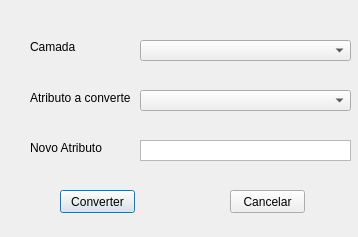
phborba/dsgtoolsop, file AngleUnitConverter/convAng_dialog_base.ui: the form before one commit.
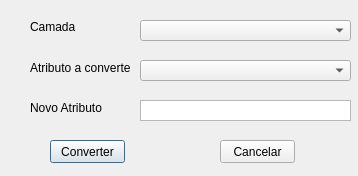
The form after the commit. Custom widgets are drawn as their Qt base class.

The edit to the form file:
```diff
--- a/AngleUnitConverter/convAng_dialog_base.ui
+++ b/AngleUnitConverter/convAng_dialog_base.ui
@@ -7,7 +7,7 @@
     <x>0</x>
     <y>0</y>
     <width>358</width>
-    <height>237</height>
+    <height>176</height>
    </rect>
   </property>
   <property name="windowTitle">
@@ -17,7 +17,7 @@
    <property name="geometry">
     <rect>
      <x>140</x>
-     <y>40</y>
+     <y>20</y>
      <width>211</width>
      <height>21</height>
     </rect>
@@ -27,7 +27,7 @@
    <property name="geometry">
     <rect>
      <x>140</x>
-     <y>90</y>
+     <y>60</y>
      <width>211</width>
      <height>21</height>
     </rect>
@@ -37,7 +37,7 @@
    <property name="geometry">
     <rect>
      <x>30</x>
-     <y>40</y>
+     <y>20</y>
      <width>47</width>
      <height>13</height>
     </rect>
@@ -50,7 +50,7 @@
    <property name="geometry">
     <rect>
      <x>30</x>
-     <y>90</y>
+     <y>60</y>
      <width>101</width>
      <height>16</height>
     </rect>
@@ -63,7 +63,7 @@
    <property name="geometry">
     <rect>
      <x>30</x>
-     <y>140</y>
+     <y>100</y>
      <width>81</width>
      <height>16</height>
     </rect>
@@ -75,8 +75,8 @@
   <widget class="QPushButton" name="okButton">
    <property name="geometry">
     <rect>
-     <x>60</x>
-     <y>190</y>
+     <x>50</x>
+     <y>140</y>
      <width>75</width>
      <height>23</height>
     </rect>
@@ -88,8 +88,8 @@
   <widget class="QPushButton" name="cancelButton">
    <property name="geometry">
     <rect>
-     <x>230</x>
-     <y>190</y>
+     <x>220</x>
+     <y>140</y>
      <width>75</width>
      <height>23</height>
     </rect>
@@ -102,7 +102,7 @@
    <property name="geometry">
     <rect>
      <x>140</x>
-     <y>140</y>
+     <y>100</y>
      <width>211</width>
      <height>21</height>
     </rect>
```
Left out of the diff: 2 changed lines with no effect on the pictures.
